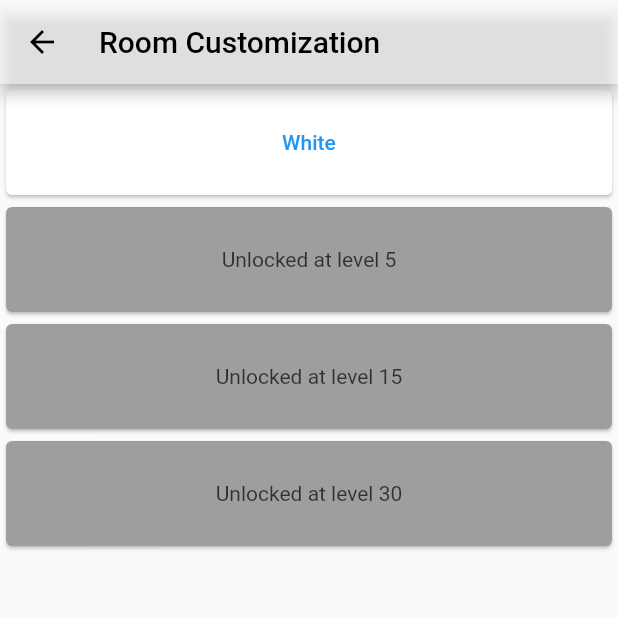
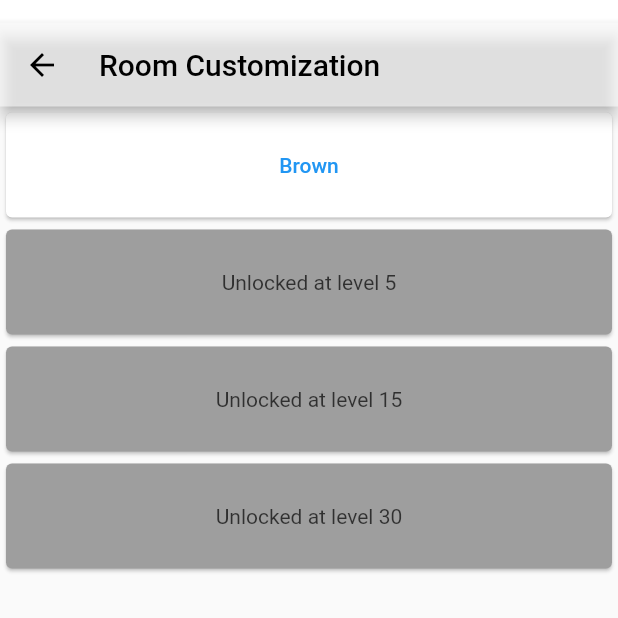
Before and after one commit to GERARDJM018/Orbital23, a Flutter app: the MyRoom screen opened directly with empty values, on a phone screen of 412 x 824 dp, the top half of it. Run offline on Flutter 3.47's test engine with Material 2 defaults, Android fonts, the phone set to English and light mode, and no system bars; our stand-ins replace charts_flutter, cloud_firestore, firebase_auth, firebase_core, flutter_heatmap_calendar, flutter_slidable and 6 more; missing offline and left inert: firebase_core_platform_interface; accounts and stored records are empty; network calls fail.

Commit message:
Add files via upload

```diff
--- a/lib/pages/home_page.dart
+++ b/lib/pages/home_page.dart
@@ -58,7 +58,7 @@ class _HomePageState extends State<HomePage> {
 
   final Map<String, String> roomMap = {
     'Green': 'red',
-    'White': 'white',
+    'Brown': 'white',
     'Purple': 'black',
     'Blue': 'blue'
   };
@@ -73,7 +73,7 @@ class _HomePageState extends State<HomePage> {
     _totalExperience = 0;
     room = 'blue';
     _loadFirestoreLevel();
-    String roomCol = 'White';
+    String roomCol = 'Brown';
 
     // Define a function to initialize the WebViewController and load the request
     void initializeWebView(String roomCol) {
@@ -173,7 +173,7 @@ class _HomePageState extends State<HomePage> {
             toFirestore: (level, options) => level.toFirestore())
         .get();
 
-    String abc = 'White';
+    String abc = 'Brown';
     for (var doc in snap.docs) {
       final level = doc.data();
       abc = level.room;
@@ -185,7 +185,7 @@ class _HomePageState extends State<HomePage> {
     await FirebaseFirestore.instance.collection('level').add({
       "experience": 0,
       "email": user?.email ?? 'User email',
-      "room": "White",
+      "room": "Brown",
     });
   }
 
@@ -452,7 +452,8 @@ class _HomePageState extends State<HomePage> {
   }
 
   Widget _room(BuildContext context) {
-    return Column(
+    return SafeArea(
+      child: Column(
         children: [
           Container(
             margin: EdgeInsets.only(right: 2, left: 4),
@@ -489,6 +490,7 @@ class _HomePageState extends State<HomePage> {
                 fontWeight: FontWeight.bold,
               ))
         ],
+      ),
     );
   }
 
@@ -1116,16 +1118,32 @@ class _MyRoomState extends State<MyRoom> {
 
   @override
   Widget build(BuildContext context) {
-    return Scaffold(
+    return SafeArea(
+      child: Column(
+        children: [
+          Container(
+            height: 15,
+          ),
+          Expanded(
+            child: Scaffold(
               appBar: AppBar(
-        title: Text("Room Customization"),
+                title: Container(
+                    child: Column(
+                  children: [
+                    Text("Room Customization"),
+                  ],
+                )),
               ),
               body: ListView(
                 children: [
-          _cardRoom('White', 1),
+                  _cardRoom('Brown', 1),
                   _cardRoom('Blue', 5),
                   _cardRoom('Purple', 15),
                   _cardRoom('Green', 30),
+                ],
+              ),
+            ),
+          ),
         ],
       ),
     );
--- a/lib/pages/schedule_page.dart
+++ b/lib/pages/schedule_page.dart
@@ -122,11 +122,13 @@ class _SchedulePageState extends State<SchedulePage> {
 
   @override
   Widget build(BuildContext context) {
-    return Scaffold(
+    return SafeArea(
+      child: Scaffold(
         backgroundColor: const Color.fromARGB(255, 199, 200, 196),
         body: Padding(
             padding: EdgeInsets.all(10),
-          child: Column(mainAxisAlignment: MainAxisAlignment.start, children: [
+            child:
+                Column(mainAxisAlignment: MainAxisAlignment.start, children: [
               SizedBox(
                 height: 30,
               ),
@@ -220,7 +222,8 @@ class _SchedulePageState extends State<SchedulePage> {
                                     child: const Text("No"),
                                   ),
                                   TextButton(
-                                  onPressed: () => Navigator.pop(context, true),
+                                    onPressed: () =>
+                                        Navigator.pop(context, true),
                                     style: TextButton.styleFrom(
                                       foregroundColor: Colors.red,
                                     ),
@@ -241,7 +244,8 @@ class _SchedulePageState extends State<SchedulePage> {
               ])),
             ])),
         floatingActionButton: FloatingActionButton(
-        shape: RoundedRectangleBorder(borderRadius: BorderRadius.circular(15)),
+          shape:
+              RoundedRectangleBorder(borderRadius: BorderRadius.circular(15)),
           heroTag: "schedule",
           backgroundColor: Colors.orange,
           onPressed: () async {
@@ -262,6 +266,7 @@ class _SchedulePageState extends State<SchedulePage> {
           child: const Icon(Icons.add),
         ),
         floatingActionButtonLocation: FloatingActionButtonLocation.centerFloat,
+      ),
     );
   }
 }
```
Lines whose indentation alone changed are shown as unchanged.
